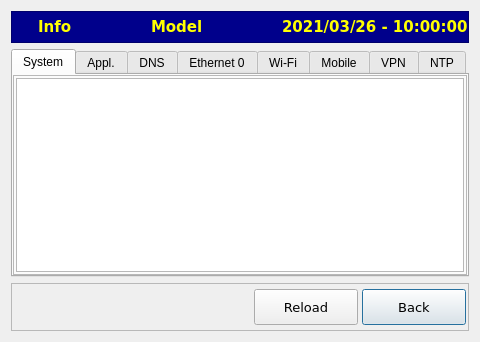
Above: info.ui from MECTsrl/cloner before the change. Below: the same form after it.
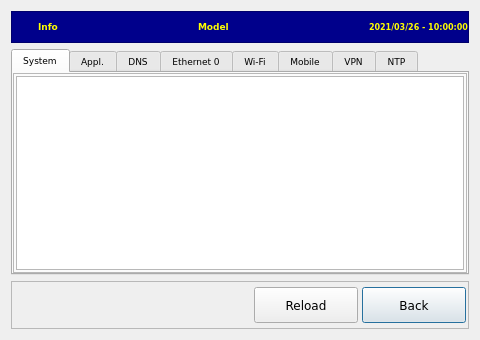
That is the form after the change. Icons and pictures are not drawn.

Commit message: Fix font sizes and Simple restore

The edit to the form file:
```diff
--- a/info.ui
+++ b/info.ui
@@ -7,7 +7,7 @@
     <x>0</x>
     <y>0</y>
     <width>480</width>
-    <height>272</height>
+    <height>336</height>
    </rect>
   </property>
   <property name="windowTitle">
@@ -84,7 +84,7 @@
         <property name="font">
          <font>
           <family>DejaVu Sans</family>
-          <pointsize>11</pointsize>
+          <pointsize>7</pointsize>
           <weight>75</weight>
           <bold>true</bold>
          </font>
@@ -133,7 +133,7 @@
         <property name="font">
          <font>
           <family>DejaVu Sans</family>
-          <pointsize>11</pointsize>
+          <pointsize>7</pointsize>
           <weight>75</weight>
           <bold>true</bold>
          </font>
@@ -167,7 +167,7 @@
         <property name="font">
          <font>
           <family>DejaVu Sans</family>
-          <pointsize>11</pointsize>
+          <pointsize>6</pointsize>
           <weight>75</weight>
           <bold>true</bold>
          </font>
@@ -188,6 +188,12 @@
        <height>0</height>
       </size>
      </property>
+     <property name="font">
+      <font>
+       <family>DejaVu Sans</family>
+       <pointsize>7</pointsize>
+      </font>
+     </property>
      <property name="focusPolicy">
       <enum>Qt::TabFocus</enum>
      </property>
@@ -803,7 +809,7 @@
         <property name="font">
          <font>
           <family>DejaVu Sans</family>
-          <pointsize>10</pointsize>
+          <pointsize>9</pointsize>
          </font>
         </property>
         <property name="text">
@@ -832,7 +838,7 @@
         <property name="font">
          <font>
           <family>DejaVu Sans</family>
-          <pointsize>10</pointsize>
+          <pointsize>9</pointsize>
          </font>
         </property>
         <property name="text">
```
The commit also changes 13 other files.
